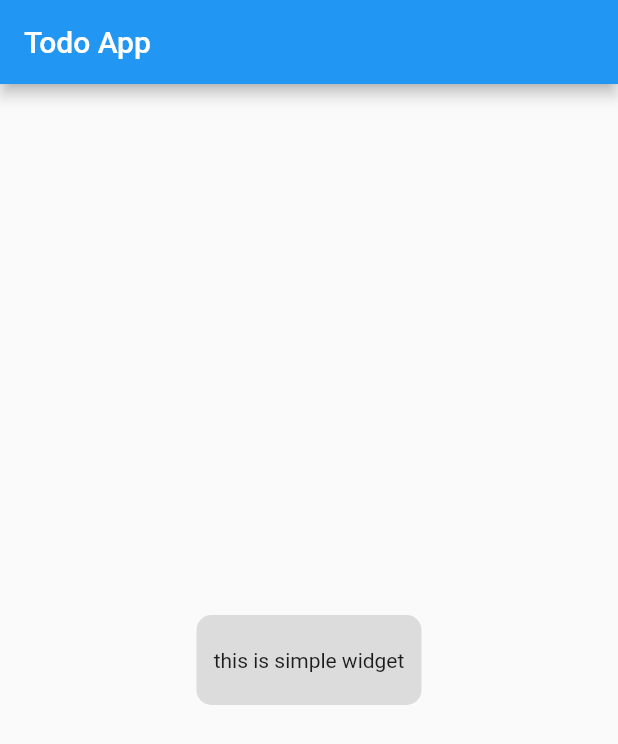
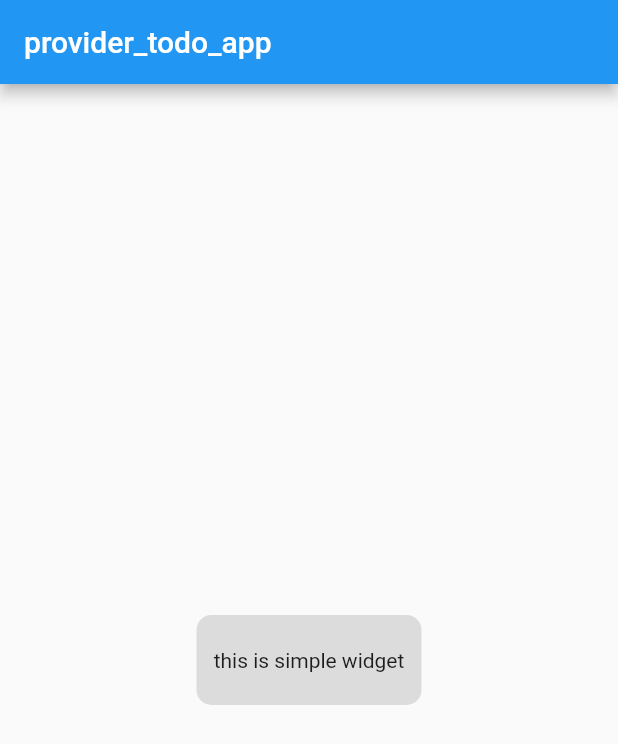
Before and after one commit to KonnoHaruto/provider_todo_app, a Flutter app: the screen it shows after launch, on a phone screen of 412 x 824 dp. Shown: the top 744 px of the screen. Run offline on Flutter 3.47's test engine with Material 2 defaults, Android fonts, the phone set to English and light mode, and no system bars; our stand-ins replace flutter_riverpod.

Commit message:
軽微な変更

```diff
--- a/lib/view/home_page_view.dart
+++ b/lib/view/home_page_view.dart
@@ -7,7 +7,7 @@ class MyHomePage extends StatelessWidget {
   Widget build(BuildContext context) {
     return Scaffold(
       appBar: AppBar(
-        title: const Text('Todo App'),
+        title: const Text('provider_todo_app'),
       ),
       body: Center(
         child: Container(
```
